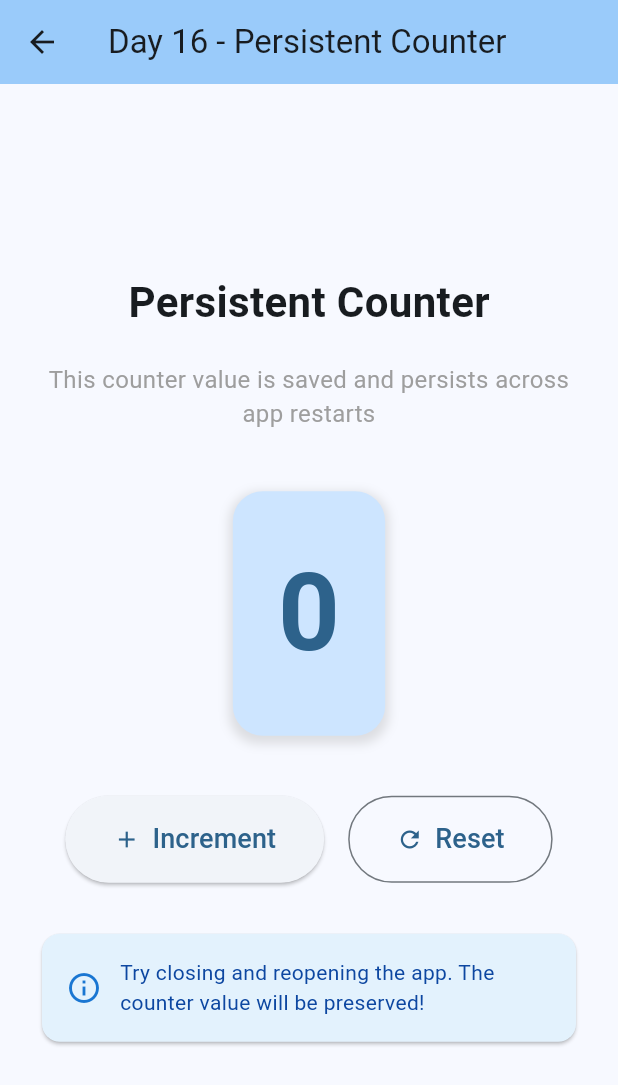
After one commit to Abzal-BA/flutter_hw_Abzal, a Flutter app: the PersistentCounterPage screen opened directly, on a phone screen of 412 x 824 dp. The commit adds this screen. Shown: the top 1085 px of the screen. Run offline on Flutter 3.47's test engine with Material 3 defaults, Android fonts, the light colour scheme and no system bars; our stand-ins replace shared_preferences; accounts and stored records are empty.

Commit message:
commits for day 15

```diff
--- a/lib/main.dart
+++ b/lib/main.dart
@@ -5,6 +5,8 @@ import 'z01_DAY11_counterPage.dart';
 import 'z01_DAY12_loginPage.dart';
 import 'z01_DAY13_detailScreen.dart';
 import 'z01_DAY14_taskList.dart';
+import 'z01_DAY15_httpRequest.dart';
+import 'z01_DAY16_persistentCounter.dart';
 
 // Day 09 Flutter - 01.12.2025
 // Day 10 Flutter - 06.12.2025
@@ -12,6 +14,8 @@ import 'z01_DAY14_taskList.dart';
 // Day 12 Flutter - 15.12.2025
 // Day 13 Flutter - 16.12.2025
 // Day 14 Flutter - 20.12.2025
+// Day 15 Flutter - 25.12.2025
+// Day 16 Flutter - 25.12.2025
 
 void main() {
   runApp(const MainApp());
@@ -88,6 +92,16 @@ class HomePage extends StatelessWidget {
               title: '2025.12 Day 14 - Tasks List',
               page: TasksListScreen(),
             ),
+            const SizedBox(height: 15),
+            _NavigationButton(
+              title: '2025.12 Day 15 - HTTP Request',
+              page: PostsPage(),
+            ),
+            const SizedBox(height: 15),
+            _NavigationButton(
+              title: '2025.12 Day 16 - Persistent Counter',
+              page: PersistentCounterPage(),
+            ),
           ],
         ),
       ),
--- /dev/null
+++ b/lib/z01_DAY16_persistentCounter.dart
@@ -0,0 +1,211 @@
+import 'package:flutter/material.dart';
+import 'package:shared_preferences/shared_preferences.dart';
+
+// ============================================================================
+// -== Flutter - Home work Lesson 16 ==-
+// ============================================================================
+// 1) Add shared_preferences package to pubspec.yaml and import SharedPreferences class in code.
+// 2) Create CounterModel class with int counter field and loadCounter() and saveCounter() methods. In loadCounter() get the saved value from SharedPreferences (by key, for example "counter", return 0 if value is missing). In saveCounter() save the current counter value to SharedPreferences.
+// 3) Add increment() method to CounterModel that increases counter by 1 and calls saveCounter() to save the new value.
+// 4) Create StatefulWidget CounterPage and in its state declare variable counterModel = CounterModel().
+// 5) In initState call counterModel.loadCounter() (asynchronously) and after loading the value execute setState() to update state.
+// 6) In build method return Scaffold. In body place Column, inside which will be Text and ElevatedButton.
+// 7) Display in Text the current value of counterModel.counter. In button's onPressed call counterModel.increment() and then setState() to update UI.
+// 8) Run the application. Press the button several times - the counter value should increase. Restart the application and make sure the last counter result is saved and loaded (i.e. the value is not reset on new launch).
+
+// ============================================================================
+// Task 2, 3: Create CounterModel class with persistence
+// ============================================================================
+class CounterModel {
+  int counter = 0;
+  static const String _counterKey = 'counter';
+
+  // Task 2: Load counter from SharedPreferences
+  Future<void> loadCounter() async {
+    final prefs = await SharedPreferences.getInstance();
+    counter = prefs.getInt(_counterKey) ?? 0;
+  }
+
+  // Task 2: Save counter to SharedPreferences
+  Future<void> saveCounter() async {
+    final prefs = await SharedPreferences.getInstance();
+    await prefs.setInt(_counterKey, counter);
+  }
+
+  // Task 3: Increment counter and save
+  Future<void> increment() async {
+    counter++;
+    await saveCounter();
+  }
+
+  // Additional method: Reset counter
+  Future<void> reset() async {
+    counter = 0;
+    await saveCounter();
+  }
+}
+
+// ============================================================================
+// Task 4: Create StatefulWidget CounterPage
+// ============================================================================
+class PersistentCounterPage extends StatefulWidget {
+  const PersistentCounterPage({super.key});
+
+  @override
+  State<PersistentCounterPage> createState() => _PersistentCounterPageState();
+}
+
+class _PersistentCounterPageState extends State<PersistentCounterPage> {
+  // Task 4: Declare counterModel variable
+  final CounterModel counterModel = CounterModel();
+  bool isLoading = true;
+
+  @override
+  void initState() {
+    super.initState();
+    // Task 5: Load counter asynchronously and update state
+    _loadCounter();
+  }
+
+  Future<void> _loadCounter() async {
+    await counterModel.loadCounter();
+    setState(() {
+      isLoading = false;
+    });
+  }
+
+  // Task 7: Increment counter and update UI
+  Future<void> _incrementCounter() async {
+    await counterModel.increment();
+    setState(() {});
+  }
+
+  // Additional method: Reset counter
+  Future<void> _resetCounter() async {
+    await counterModel.reset();
+    setState(() {});
+  }
+
+  @override
+  Widget build(BuildContext context) {
+    // Task 6: Return Scaffold with Column containing Text and ElevatedButton
+    return Scaffold(
+      appBar: AppBar(
+        title: const Text('Day 16 - Persistent Counter'),
+        backgroundColor: Theme.of(context).colorScheme.inversePrimary,
+      ),
+      body: Center(
+        child: isLoading
+            ? const CircularProgressIndicator()
+            : Padding(
+                padding: const EdgeInsets.all(24.0),
+                child: Column(
+                  mainAxisAlignment: MainAxisAlignment.center,
+                  children: [
+                    const Text(
+                      'Persistent Counter',
+                      style: TextStyle(
+                        fontSize: 28,
+                        fontWeight: FontWeight.bold,
+                      ),
+                    ),
+                    const SizedBox(height: 20),
+                    const Text(
+                      'This counter value is saved and persists across app restarts',
+                      textAlign: TextAlign.center,
+                      style: TextStyle(fontSize: 16, color: Colors.grey),
+                    ),
+                    const SizedBox(height: 40),
+                    // Task 7: Display counter value
+                    Container(
+                      padding: const EdgeInsets.all(30),
+                      decoration: BoxDecoration(
+                        color: Theme.of(context).colorScheme.primaryContainer,
+                        borderRadius: BorderRadius.circular(20),
+                        boxShadow: [
+                          BoxShadow(
+                            color: Colors.grey.withOpacity(0.3),
+                            spreadRadius: 2,
+                            blurRadius: 5,
+                            offset: const Offset(0, 3),
+                          ),
+                        ],
+                      ),
+                      child: Text(
+                        '${counterModel.counter}',
+                        style: TextStyle(
+                          fontSize: 72,
+                          fontWeight: FontWeight.bold,
+                          color: Theme.of(context).colorScheme.primary,
+                        ),
+                      ),
+                    ),
+                    const SizedBox(height: 40),
+                    // Task 7: Button to increment counter
+                    Row(
+                      mainAxisAlignment: MainAxisAlignment.center,
+                      children: [
+                        ElevatedButton.icon(
+                          onPressed: _incrementCounter,
+                          icon: const Icon(Icons.add),
+                          label: const Text(
+                            'Increment',
+                            style: TextStyle(fontSize: 18),
+                          ),
+                          style: ElevatedButton.styleFrom(
+                            padding: const EdgeInsets.symmetric(
+                              horizontal: 32,
+                              vertical: 16,
+                            ),
+                          ),
+                        ),
+                        const SizedBox(width: 16),
+                        OutlinedButton.icon(
+                          onPressed: _resetCounter,
+                          icon: const Icon(Icons.refresh),
+                          label: const Text(
+                            'Reset',
+                            style: TextStyle(fontSize: 18),
+                          ),
+                          style: OutlinedButton.styleFrom(
+                            padding: const EdgeInsets.symmetric(
+                              horizontal: 32,
+                              vertical: 16,
+                            ),
+                          ),
+                        ),
+                      ],
+                    ),
+                    const SizedBox(height: 30),
+                    // Info card
+                    Card(
+                      color: Colors.blue.shade50,
+                      child: Padding(
+                        padding: const EdgeInsets.all(16.0),
+                        child: Row(
+                          children: [
+                            Icon(
+                              Icons.info_outline,
+                              color: Colors.blue.shade700,
+                            ),
+                            const SizedBox(width: 12),
+                            Expanded(
+                              child: Text(
+                                'Try closing and reopening the app. The counter value will be preserved!',
+                                style: TextStyle(
+                                  color: Colors.blue.shade900,
+                                  fontSize: 14,
+                                ),
+                              ),
+                            ),
+                          ],
+                        ),
+                      ),
+                    ),
+                  ],
+                ),
+              ),
+      ),
+    );
+  }
+}
--- a/pubspec.yaml
+++ b/pubspec.yaml
@@ -9,6 +9,9 @@ environment:
 dependencies:
   flutter:
     sdk: flutter
+  http: ^1.2.0
+  shared_preferences: ^2.3.3
+  html: ^0.15.4
 
 dev_dependencies:
   flutter_test:
```
Also changed, not shown: lib/z01_DAY15_httpRequest.dart (added, +356 -0 lines), pubspec.lock, 1 other file.
